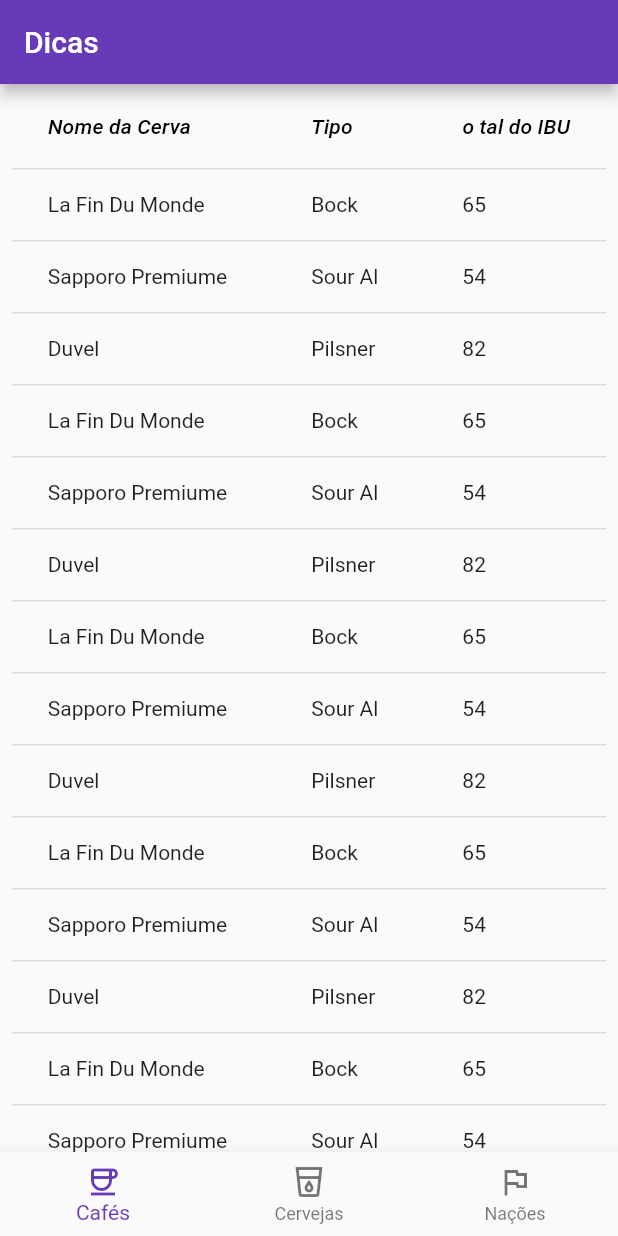
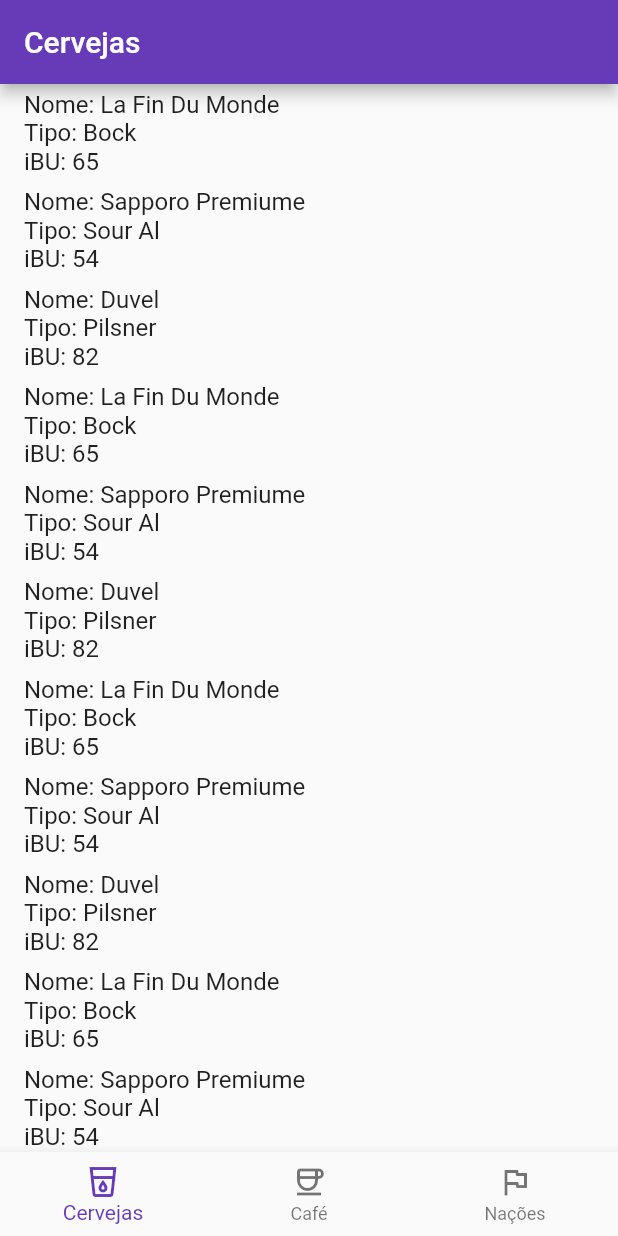
Before and after one commit to quirinof/oopFlutter, a Flutter app: the screen it shows after launch, on a phone screen of 412 x 824 dp. Run offline on Flutter 3.47's test engine with Material 2 defaults, Android fonts, the phone set to English and light mode, and no system bars; project files that could hold a hidden picture were left out.

Commit message:
finishing recipe4

```diff
--- a/recipe4/lib/main.dart
+++ b/recipe4/lib/main.dart
@@ -4,92 +4,92 @@
   {
     "beer name": "La Fin Du Monde",
     "type": "Bock",
-    "the ibu": "65"
+    "ibu": "65"
   },
   {
     "beer name": "Sapporo Premiume",
     "type": "Sour Al",
-    "the ibu": "54"
+    "ibu": "54"
   },
   {
     "beer name": "Duvel",
     "type": "Pilsner",
-    "the ibu": "82"
+    "ibu": "82"
   },
   {
     "beer name": "La Fin Du Monde",
     "type": "Bock",
-    "the ibu": "65"
+    "ibu": "65"
   },
   {
     "beer name": "Sapporo Premiume",
     "type": "Sour Al",
-    "the ibu": "54"
+    "ibu": "54"
   },
   {
     "beer name": "Duvel",
     "type": "Pilsner",
-    "the ibu": "82"
+    "ibu": "82"
   },
   {
     "beer name": "La Fin Du Monde",
     "type": "Bock",
-    "the ibu": "65"
+    "ibu": "65"
   },
   {
     "beer name": "Sapporo Premiume",
     "type": "Sour Al",
-    "the ibu": "54"
+    "ibu": "54"
   },
   {
     "beer name": "Duvel",
     "type": "Pilsner",
-    "the ibu": "82"
+    "ibu": "82"
   },
   {
     "beer name": "La Fin Du Monde",
     "type": "Bock",
-    "the ibu": "65"
+    "ibu": "65"
   },
   {
     "beer name": "Sapporo Premiume",
     "type": "Sour Al",
-    "the ibu": "54"
+    "ibu": "54"
   },
   {
     "beer name": "Duvel",
     "type": "Pilsner",
-    "the ibu": "82"
+    "ibu": "82"
   },
   {
     "beer name": "La Fin Du Monde",
     "type": "Bock",
-    "the ibu": "65"
+    "ibu": "65"
   },
   {
     "beer name": "Sapporo Premiume",
     "type": "Sour Al",
-    "the ibu": "54"
+    "ibu": "54"
   },
   {
     "beer name": "Duvel",
     "type": "Pilsner",
-    "the ibu": "82"
+    "ibu": "82"
   },
   {
     "beer name": "La Fin Du Monde",
     "type": "Bock",
-    "the ibu": "65"
+    "ibu": "65"
   },
   {
     "beer name": "Sapporo Premiume",
     "type": "Sour Al",
-    "the ibu": "54"
+    "ibu": "54"
   },
   {
     "beer name": "Duvel",
     "type": "Pilsner",
-    "the ibu": "82"
+    "ibu": "82"
   },
 ];
 
@@ -106,12 +106,12 @@
       debugShowCheckedModeBanner: false,
       home: Scaffold(
         appBar: AppBar(
-          title: const Text("Dicas"),
+          title: const Text("Cervejas"),
         ),
-        body: DataBodyWidget(
+        body: MyTileWidget(
           objects: dataObjects,
-          columnNames: const["Nome da Cerva", "Tipo", "o tal do IBU"],
-          propertyNames: const["beer name", "type", "the ibu"]
+          columnNames: const ["Nome", "Tipo", "iBU"],
+          propertyNames: const ["beer name", "type", "ibu"],
         ),
         bottomNavigationBar: NewNavBar()
       )
@@ -129,11 +129,11 @@
   Widget build(BuildContext context) {
     return BottomNavigationBar(onTap: botaoFoiTocado, items: const [
       BottomNavigationBarItem(
-        label: "Cafés",
-        icon: Icon(Icons.coffee_outlined),
+        label: "Cervejas",
+        icon: Icon(Icons.local_drink_outlined),
       ),
       BottomNavigationBarItem(
-          label: "Cervejas", icon: Icon(Icons.local_drink_outlined)),
+          label: "Café", icon: Icon(Icons.coffee_outlined)),
       BottomNavigationBarItem(label: "Nações", icon: Icon(Icons.flag_outlined))
     ]);
   }
@@ -174,22 +174,38 @@
   }
 }
 
-/* class MyTileWidget extends StatelessWidget {
-  final List objects;
-  MyTileWidget({this.objects = const []});
+class MyTileWidget extends StatelessWidget {
+  final List objects, columnNames, propertyNames;
+  MyTileWidget({
+    this.objects = const [],
+    this.columnNames = const [],
+    this.propertyNames = const []
+  });
 
   @override
   Widget build(BuildContext context) {
+    /*
     var columnNames = ["Nome", "Estilo", "IBU"],
-        propertyNames = ["name", "style", "ibu"];
+        propertyNames = ["beer name", "type", "ibu"];
+    */
     return ListView.builder(
       itemCount: objects.length,
       itemBuilder: (context, index) {
+        var object = objects[index];
         return ListTile(
-
+          title: Row(
+            children: [
+              Column(
+                crossAxisAlignment: CrossAxisAlignment.start,
+                children: List.generate(
+                  propertyNames.length,
+                  (i) => Text("${columnNames[i]}: ${object[propertyNames[i]]}")
+                )
+              )
+            ]
+          )
         );
-      },
+      }
     );
   }
 }
-*/
```
